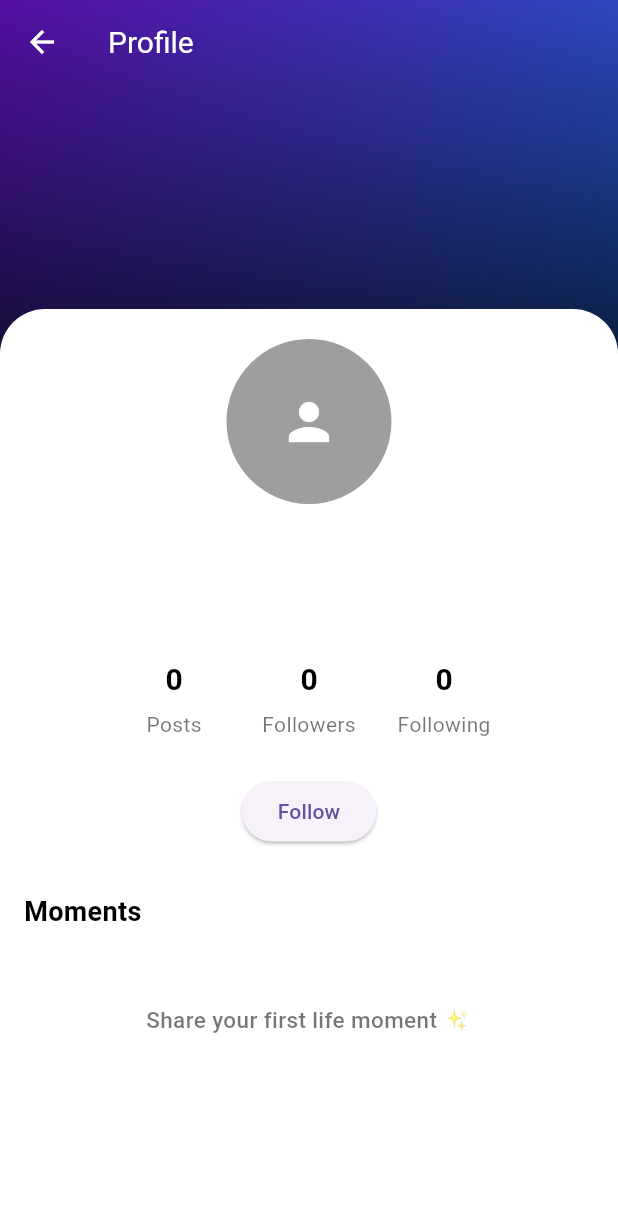
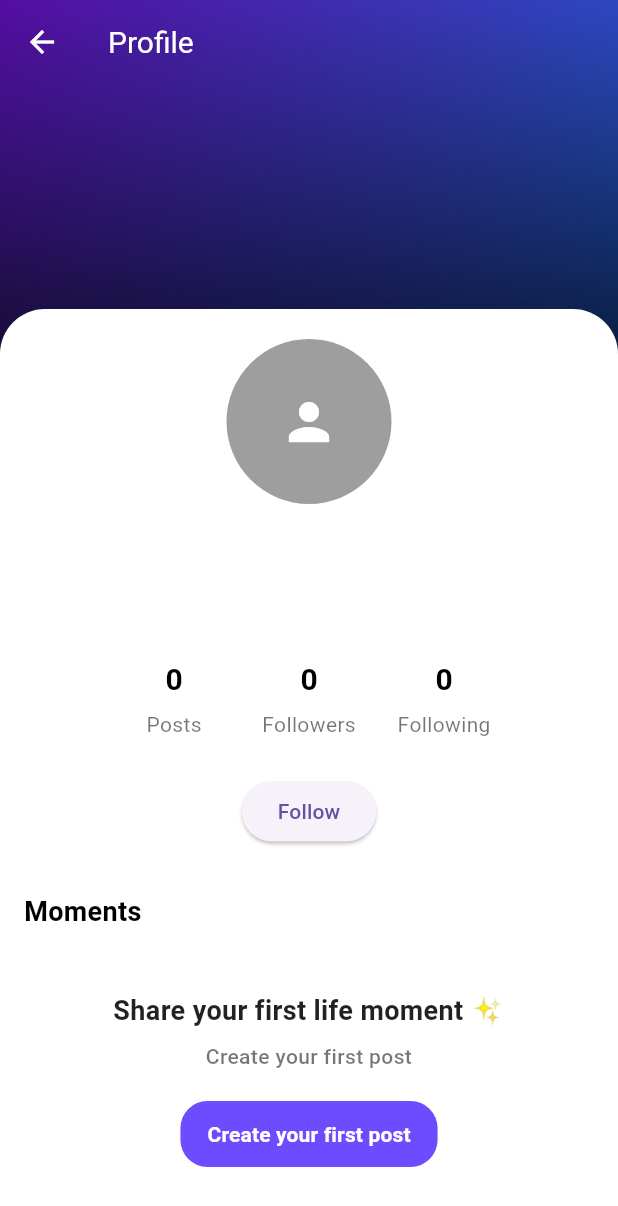
Before and after one commit to shoih47-ops/social-app, a Flutter app: the UserProfileScreen screen opened directly with empty values, on a phone screen of 412 x 824 dp. Shown: the top 1206 px of the screen. Run offline on Flutter 3.47's test engine with Material 3 defaults, Android fonts, the phone set to English and light mode, and no system bars; our stand-ins replace cached_network_image, cloud_firestore, firebase_auth, firebase_core, firebase_messaging, flutter_animate and 5 more; missing offline and left inert: crop_your_image, video_compress, video_thumbnail, video_trimmer; accounts and stored records are empty; network calls fail.

Commit message:
Fix profile empty state and auth error handling

```diff
--- a/lib/main.dart
+++ b/lib/main.dart
@@ -26,6 +26,7 @@ class MyApp extends StatelessWidget {
   @override
   Widget build(BuildContext context) {
     return MaterialApp(
+      title: 'Journa',
       debugShowCheckedModeBanner: false,
       home: AuthGate(),
       navigatorObservers: [routeObserver],
--- a/lib/widgets/profile/user_profile_posts_grid.dart
+++ b/lib/widgets/profile/user_profile_posts_grid.dart
@@ -1,7 +1,9 @@
 import 'package:cloud_firestore/cloud_firestore.dart';
+import 'package:firebase_auth/firebase_auth.dart';
 import 'package:flutter/material.dart';
 import 'package:cached_network_image/cached_network_image.dart';
 
+import '../../screens/create_post_screen.dart';
 import '../../screens/post_detail_screen.dart';
 import '../../models/post.dart';
 import '../../screens/post_video_fullscreen_page.dart';
@@ -14,6 +16,8 @@ class UserProfilePostsGrid extends StatelessWidget {
 
   @override
   Widget build(BuildContext context) {
+    final isCurrentUser = FirebaseAuth.instance.currentUser?.uid == userId;
+
     return Column(
       children: [
         const Padding(
@@ -56,18 +60,7 @@ class UserProfilePostsGrid extends StatelessWidget {
                 }).toList();
 
                 if (visiblePosts.isEmpty) {
-                  return const Padding(
-                    padding: EdgeInsets.symmetric(vertical: 36),
-                    child: Text(
-                      "Share your first life moment ✨",
-                      textAlign: TextAlign.center,
-                      style: TextStyle(
-                        fontSize: 15,
-                        fontWeight: FontWeight.w500,
-                        color: Colors.black54,
-                      ),
-                    ),
-                  );
+                  return _MomentsEmptyState(isCurrentUser: isCurrentUser);
                 }
 
                 return GridView.builder(
@@ -119,6 +112,77 @@ class UserProfilePostsGrid extends StatelessWidget {
           },
         ),
       ],
+    );
+  }
+}
+
+class _MomentsEmptyState extends StatelessWidget {
+  final bool isCurrentUser;
+
+  const _MomentsEmptyState({required this.isCurrentUser});
+
+  @override
+  Widget build(BuildContext context) {
+    return Center(
+      child: Padding(
+        padding: const EdgeInsets.fromLTRB(24, 28, 24, 34),
+        child: Column(
+          mainAxisSize: MainAxisSize.min,
+          children: [
+            Text(
+              isCurrentUser
+                  ? 'Share your first life moment ✨'
+                  : 'No moments yet',
+              textAlign: TextAlign.center,
+              style: const TextStyle(
+                color: Colors.black87,
+                fontSize: 18,
+                fontWeight: FontWeight.w700,
+              ),
+            ),
+            const SizedBox(height: 8),
+            Text(
+              isCurrentUser
+                  ? 'Create your first post'
+                  : "This user hasn't shared any moments yet.",
+              textAlign: TextAlign.center,
+              style: const TextStyle(
+                color: Colors.black54,
+                fontSize: 14,
+                height: 1.35,
+                fontWeight: FontWeight.w500,
+              ),
+            ),
+            if (isCurrentUser) ...[
+              const SizedBox(height: 18),
+              ElevatedButton(
+                onPressed: () {
+                  Navigator.push(
+                    context,
+                    MaterialPageRoute(builder: (_) => const CreatePostScreen()),
+                  );
+                },
+                style: ElevatedButton.styleFrom(
+                  backgroundColor: const Color(0xFF6D4CFF),
+                  foregroundColor: Colors.white,
+                  elevation: 0,
+                  padding: const EdgeInsets.symmetric(
+                    horizontal: 18,
+                    vertical: 12,
+                  ),
+                  shape: RoundedRectangleBorder(
+                    borderRadius: BorderRadius.circular(18),
+                  ),
+                ),
+                child: const Text(
+                  'Create your first post',
+                  style: TextStyle(fontSize: 14, fontWeight: FontWeight.w700),
+                ),
+              ),
+            ],
+          ],
+        ),
+      ),
     );
   }
 }
@@ -263,10 +327,7 @@ class _CreatedAtBadge extends StatelessWidget {
   final String text;
   final bool isMedia;
 
-  const _CreatedAtBadge({
-    required this.text,
-    required this.isMedia,
-  });
+  const _CreatedAtBadge({required this.text, required this.isMedia});
 
   @override
   Widget build(BuildContext context) {
```
Also changed, not shown: lib/screens/create_account_screen.dart (+21 -3 lines), lib/screens/login_screen.dart (+60 -10 lines), lib/widgets/profile/profile_posts_grid.dart (+6 -14 lines), pubspec.yaml (+14 -2 lines), assets/images/journa_chat_j_premium.png (added), assets/images/viora_logo.png (deleted), firebase.json, 58 other files.
